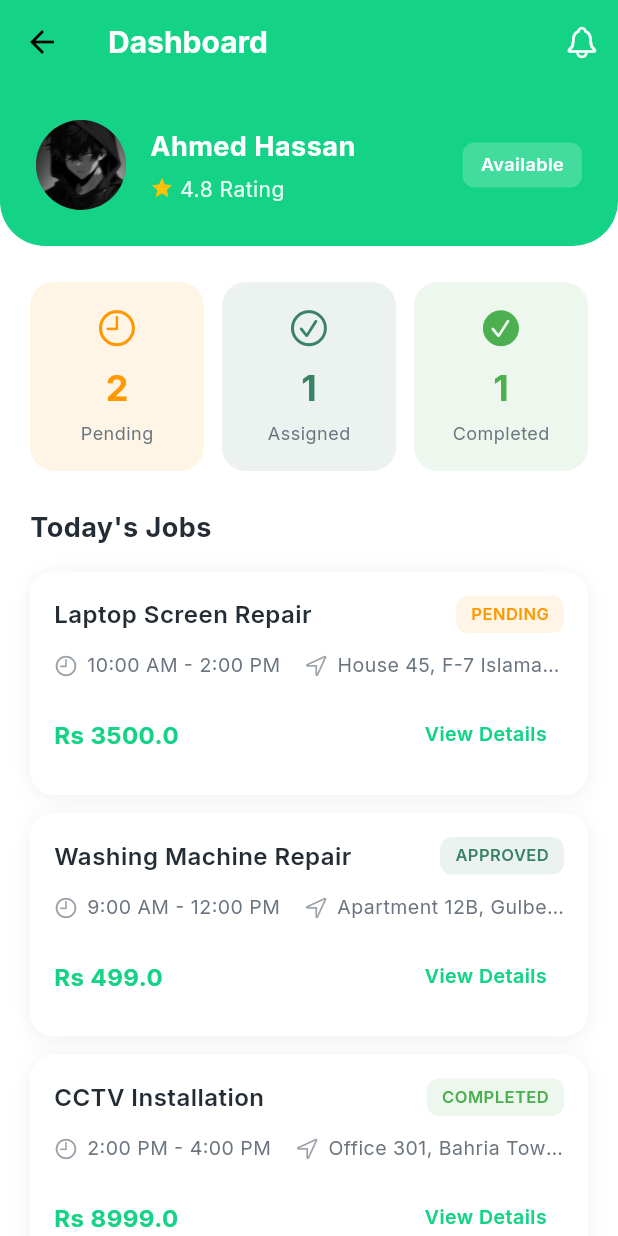
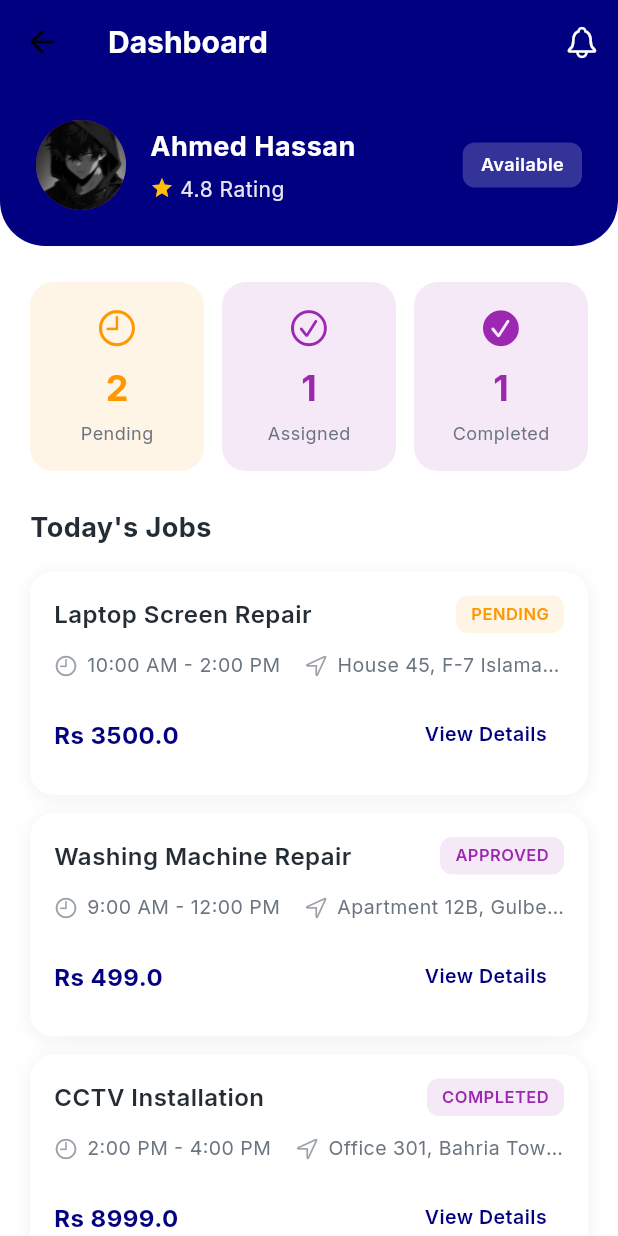
Before and after one commit to FahadQasim283/repairkaro, a Flutter app: the ServicemanDashboardScreen screen opened directly, on a phone screen of 412 x 824 dp. Run offline on Flutter 3.47's test engine with Material 3 defaults, Android fonts, the phone set to English and light mode, and no system bars; our stand-ins replace carousel_slider, go_router, google_fonts.

Commit message:
changed app color

```diff
--- a/lib/core/theme/app_colors.dart
+++ b/lib/core/theme/app_colors.dart
@@ -4,16 +4,16 @@ class AppColors {
   AppColors._();
 
   // Primary Brand Colors
-  static const Color primary = Color(0xFF398265);
-  static const Color secondary = Color(0xFF14D387);
+  static const Color primary = Color(0xFF9C27B0); // Purple
+  static const Color secondary = Color(0xFF000080); // Navy Blue
 
   // Gradients & Shadows
   static const Color gradientStart = primary;
   static const Color gradientEnd = secondary;
-  static const Color greenStart = Color(0xFF348E6A);
-  static const Color greenEnd = Color(0xFF20B87C);
-  static const Color shadowGreen = Color(0xFF30976E);
-  static const Color shadowLightGreen = Color(0xFF58C299);
+  static const Color greenStart = Color(0xFF7B1FA2);
+  static const Color greenEnd = Color(0xFFBA68C8);
+  static const Color shadowGreen = Color(0xFF6A1B9A);
+  static const Color shadowLightGreen = Color(0xFFAB47BC);
 
   // Red
   static const Color red = Color(0xFFEF4E4E);
@@ -22,6 +22,7 @@ class AppColors {
 
   // Neutrals
   static const Color white = Color(0xFFFFFFFF);
+  static const Color black = Color(0xFF000000);
   static const Color greyText = Color(0xFFA3A3A3); // consider removing or mapping to neutral400
   static const Color greyHint = Color(0xFF949495); // consider using as neutralHint
 
@@ -33,11 +34,14 @@ class AppColors {
   static const Color neutral800 = Color(0xFF242D35);
   static const Color neutralBorder = Color(0xFFB0B8BF);
 
+  // Additional Colors
+  static const Color orange = Color(0xFFFF9800);
+  static const Color amber = Color(0xFFFFC107);
+
   // Reusable Gradients
   static const List<Color> buttonGradient = [primary, secondary];
 
   //blue
   static const Color blue = Color(0xFF37ABFF);
   static const Color blueShadow = Color.fromRGBO(24, 144, 255, 0.2);
-
 }
--- a/lib/presentation/booking_history/booking_history_screen.dart
+++ b/lib/presentation/booking_history/booking_history_screen.dart
@@ -112,7 +112,7 @@ class _BookingCard extends StatelessWidget {
   Color _getStatusColor() {
     switch (booking.status) {
       case BookingStatus.pending:
-        return Colors.orange;
+        return AppColors.orange;
       case BookingStatus.approved:
         return AppColors.blue;
       case BookingStatus.inProgress:
@@ -243,7 +243,7 @@ class _BookingCard extends StatelessWidget {
                     style: GoogleFonts.inter(
                       fontSize: 14,
                       fontWeight: FontWeight.w600,
-                      color: Colors.white,
+                      color: AppColors.white,
                     ),
                   ),
                 ),
--- a/lib/presentation/service_details/service_details_screen.dart
+++ b/lib/presentation/service_details/service_details_screen.dart
@@ -120,7 +120,7 @@ class ServiceDetailsScreen extends StatelessWidget {
                         const SizedBox(height: 8),
                         Row(
                           children: [
-                            const Icon(Icons.star, color: Colors.amber, size: 18),
+                            const Icon(Icons.star, color: AppColors.amber, size: 18),
                             const SizedBox(width: 4),
                             Text(
                               '${service.rating}',
--- a/lib/presentation/serviceman/dashboard/serviceman_dashboard_screen.dart
+++ b/lib/presentation/serviceman/dashboard/serviceman_dashboard_screen.dart
@@ -119,7 +119,7 @@ class ServicemanDashboardScreen extends StatelessWidget {
                       title: 'Pending',
                       value: pendingJobs.toString(),
                       icon: CupertinoIcons.clock,
-                      color: Colors.orange,
+                      color: AppColors.orange,
                     ),
                   ),
                   const SizedBox(width: 12),
@@ -137,7 +137,7 @@ class ServicemanDashboardScreen extends StatelessWidget {
                       title: 'Completed',
                       value: completedJobs.toString(),
                       icon: CupertinoIcons.check_mark_circled_solid,
-                      color: Colors.green,
+                      color: AppColors.primary,
                     ),
                   ),
                 ],
@@ -222,10 +222,10 @@ class _JobCard extends StatelessWidget {
   @override
   Widget build(BuildContext context) {
     Color statusColor = booking.status == BookingStatus.pending
-        ? Colors.orange
+        ? AppColors.orange
         : booking.status == BookingStatus.approved
         ? AppColors.primary
-        : Colors.green;
+        : AppColors.primary;
 
     return Container(
       margin: const EdgeInsets.only(bottom: 12),
--- a/lib/presentation/serviceman/jobs/serviceman_job_list_screen.dart
+++ b/lib/presentation/serviceman/jobs/serviceman_job_list_screen.dart
@@ -44,10 +44,10 @@ class _JobCard extends StatelessWidget {
   @override
   Widget build(BuildContext context) {
     Color statusColor = booking.status == BookingStatus.pending
-        ? Colors.orange
+        ? AppColors.orange
         : booking.status == BookingStatus.approved
         ? AppColors.primary
-        : Colors.green;
+        : AppColors.primary;
 
     return Container(
       margin: const EdgeInsets.only(bottom: 16),
```
Also changed, not shown: lib/presentation/widgets/service_card.dart (+7 -7 lines).
